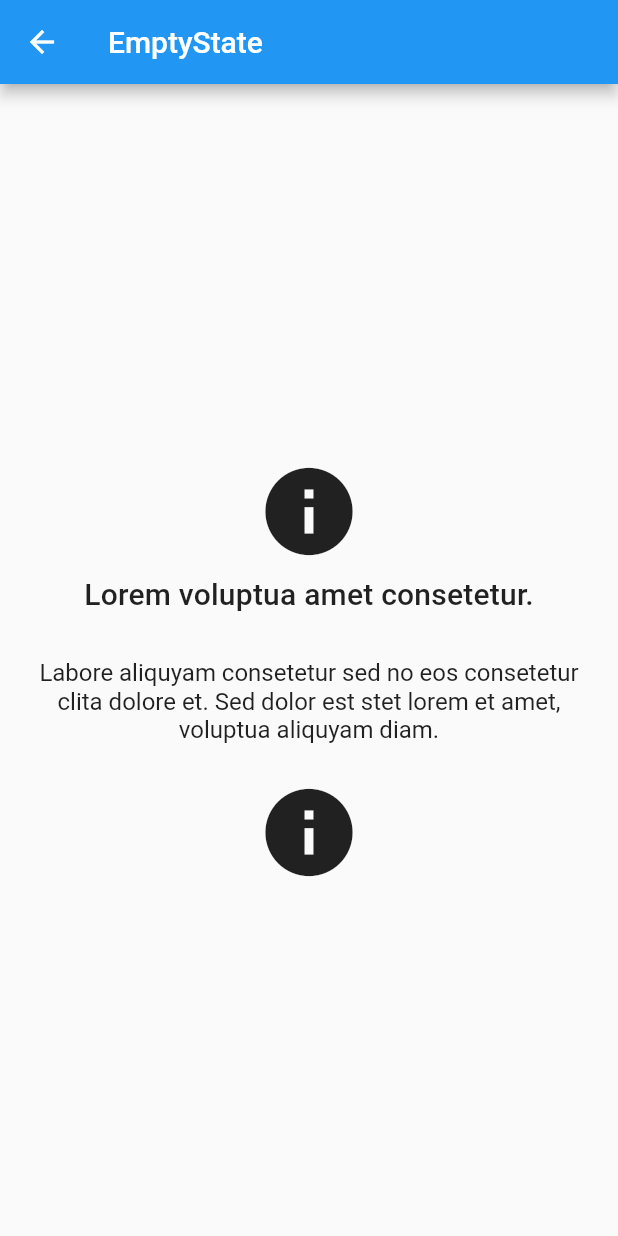
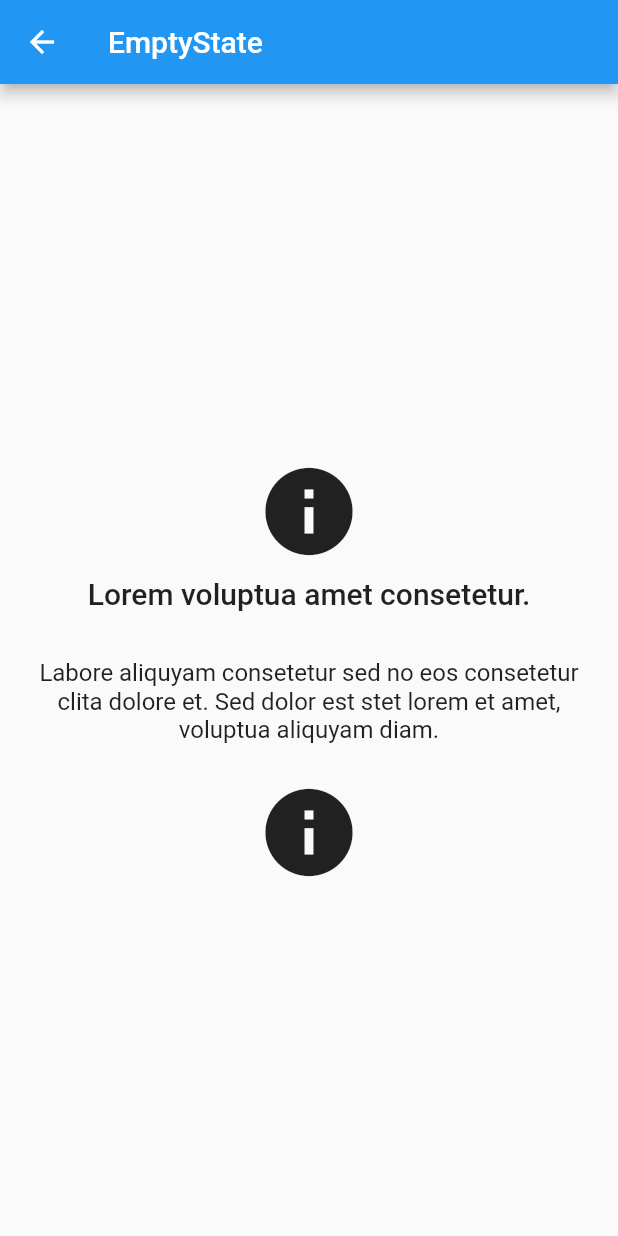
Before and after one commit to jheimes-silveira/js_ui_components, a Flutter app: the screen it shows after launch, after a tap on "EmptyState", on a phone screen of 412 x 824 dp. Run offline on Flutter 3.47's test engine with Material 2 defaults, Android fonts, the phone set to English and light mode, and no system bars; our stand-ins replace cached_network_image, chips_choice, flutter_spinkit, mobx, octo_image, pull_to_refresh and 1 more; generated files the repository leaves out were written again.

Commit message:
remover jstext, opção desnecessaria

```diff
--- a/lib/js_ui_components.dart
+++ b/lib/js_ui_components.dart
@@ -1,7 +1,6 @@
 library js_ui_components;
 
 //Componenetes
-export 'package:js_ui_components/src/widgets/js_text/js_text.dart';
 export 'package:js_ui_components/src/widgets/js_button/js_button.dart';
 export 'package:js_ui_components/src/widgets/js_network_image.dart';
 export 'package:js_ui_components/src/widgets/js_empty_state.dart';
@@ -22,12 +21,3 @@ export 'package:js_ui_components/src/widgets/js_card_chips_choice.dart';
 export 'package:js_ui_components/src/widgets/js_app_bar_action_progress.dart';
 export 'package:js_ui_components/src/model/paginator.dart';
 export 'package:js_ui_components/src/model/observable_paginator.dart';
-
-//Text Style Theme
-export 'package:js_ui_components/src/widgets/js_text/text_style/js_text_style.dart';
-export 'package:js_ui_components/src/widgets/js_text/text_style/js_text_style_body1.dart';
-export 'package:js_ui_components/src/widgets/js_text/text_style/js_text_style_body2.dart';
-export 'package:js_ui_components/src/widgets/js_text/text_style/js_text_style_caption.dart';
-export 'package:js_ui_components/src/widgets/js_text/text_style/js_text_style_headline4.dart';
-export 'package:js_ui_components/src/widgets/js_text/text_style/js_text_style_headline5.dart';
-export 'package:js_ui_components/src/widgets/js_text/text_style/js_text_style_headline6.dart';
--- a/lib/src/widgets/js_button/js_button_elevated.dart
+++ b/lib/src/widgets/js_button/js_button_elevated.dart
@@ -83,7 +83,7 @@ class JsButtonElevated extends StatelessWidget {
     if (text != null)
       return Container(
         alignment: Alignment.center,
-        child: JsText(text),
+        child: Text(text),
       );
 
     return null;
--- a/lib/src/widgets/js_button/js_button_outlined.dart
+++ b/lib/src/widgets/js_button/js_button_outlined.dart
@@ -56,7 +56,7 @@ class JsButtonOutlined extends StatelessWidget {
     if (text != null)
       return Container(
         alignment: Alignment.center,
-        child: JsText(text),
+        child: Text(text),
       );
 
     return null;
--- a/lib/src/widgets/js_button/js_button_text.dart
+++ b/lib/src/widgets/js_button/js_button_text.dart
@@ -56,7 +56,7 @@ class JsButtonText extends StatelessWidget {
     if (text != null)
       return Container(
         alignment: Alignment.center,
-        child: JsText(text),
+        child: Text(text),
       );
 
     return null;
--- a/lib/src/widgets/js_empty_state.dart
+++ b/lib/src/widgets/js_empty_state.dart
@@ -1,6 +1,4 @@
 import 'package:flutter/material.dart';
-
-import '../../js_ui_components.dart';
 
 class JsEmptyState extends StatelessWidget {
   final String title;
@@ -54,15 +52,16 @@ class JsEmptyState extends StatelessWidget {
       padding: EdgeInsets.only(
         bottom: 32,
       ),
-      child: JsText.headline6(
+      child: Text(
         title,
         textAlign: TextAlign.center,
+        style: Theme.of(context).textTheme.headline6,
       ),
     );
   }
 
   Widget _buildSubtitle(BuildContext context) {
-    return JsText(
+    return Text(
       subtitle,
       style: Theme.of(context).textTheme.subtitle1,
       textAlign: TextAlign.center,
--- a/lib/src/widgets/js_scaffold.dart
+++ b/lib/src/widgets/js_scaffold.dart
@@ -5,6 +5,8 @@ import '../../js_ui_components.dart';
 class JsScaffold extends StatelessWidget {
   final AppBar appBar;
   final Widget body;
+  final Widget widgetLoading;
+  final Widget widgetEmptyState;
   final bool loading;
   final String emptyState;
   final String error;
@@ -16,6 +18,8 @@ class JsScaffold extends StatelessWidget {
     this.loading,
     this.emptyState,
     this.error,
+    this.widgetLoading,
+    this.widgetEmptyState,
   }) : super(key: key);
 
   @override
--- a/lib/src/widgets/js_text/js_text.dart
+++ /dev/null
@@ -1,233 +0,0 @@
-import 'dart:ui' as ui show TextHeightBehavior;
-
-import 'package:flutter/material.dart';
-import 'package:js_ui_components/js_ui_components.dart';
-import 'package:js_ui_components/src/widgets/js_text/text_style/js_text_style_caption.dart';
-
-import 'text_style/js_text_style_body1.dart';
-import 'text_style/js_text_style_body2.dart';
-import 'text_style/js_text_style_headline4.dart';
-
-class JsText extends StatelessWidget {
-  final String data;
-
-  final TextStyle style;
-
-  final StrutStyle strutStyle;
-
-  final TextAlign textAlign;
-
-  final TextDirection textDirection;
-
-  final Locale locale;
-
-  final bool softWrap;
-
-  final TextOverflow overflow;
-
-  final double textScaleFactor;
-
-  final int maxLines;
-
-  final String semanticsLabel;
-
-  final TextWidthBasis textWidthBasis;
-
-  final Color textColor;
-
-  final ui.TextHeightBehavior textHeightBehavior;
-
-  JsText(
-    this.data, {
-    Key key,
-    this.style,
-    this.strutStyle,
-    this.textAlign,
-    this.textDirection,
-    this.locale,
-    this.softWrap,
-    this.overflow,
-    this.textScaleFactor,
-    this.maxLines,
-    this.semanticsLabel,
-    this.textWidthBasis,
-    this.textHeightBehavior,
-    this.textColor,
-  }) {
-    JsText.body1(
-      data,
-      key: key,
-      style: style,
-      strutStyle: strutStyle,
-      textAlign: textAlign,
-      textDirection: textDirection,
-      locale: locale,
-      softWrap: softWrap,
-      overflow: overflow,
-      textScaleFactor: textScaleFactor,
-      maxLines: maxLines,
-      semanticsLabel: semanticsLabel,
-      textWidthBasis: textWidthBasis,
-      textHeightBehavior: textHeightBehavior,
-    );
-  }
-
-  JsText.body1(
-    this.data, {
-    Key key,
-    TextStyle style,
-    this.strutStyle,
-    this.textAlign,
-    this.textDirection,
-    this.locale,
-    this.softWrap,
-    this.overflow,
-    this.textScaleFactor,
-    this.maxLines,
-    this.semanticsLabel,
-    this.textWidthBasis,
-    this.textHeightBehavior,
-    this.textColor,
-  }) : this.style = _getStyle(
-          JsTextStyleBody1.themeDefault,
-          style,
-          textColor,
-        );
-
-  JsText.body2(
-    this.data, {
-    Key key,
-    TextStyle style,
-    this.strutStyle,
-    this.textAlign,
-    this.textDirection,
-    this.locale,
-    this.softWrap,
-    this.overflow,
-    this.textScaleFactor,
-    this.maxLines,
-    this.semanticsLabel,
-    this.textWidthBasis,
-    this.textHeightBehavior,
-    this.textColor,
-  }) : this.style = style == null
-            ? JsTextStyleBody2.themeDefault.textStyle.copyWith(
-                color: textColor,
-              )
-            : style;
-
-  JsText.caption(
-    this.data, {
-    Key key,
-    TextStyle style,
-    this.strutStyle,
-    this.textAlign,
-    this.textDirection,
-    this.locale,
-    this.softWrap,
-    this.overflow,
-    this.textScaleFactor,
-    this.maxLines,
-    this.semanticsLabel,
-    this.textWidthBasis,
-    this.textHeightBehavior,
-    this.textColor,
-  }) : this.style = style == null
-            ? JsTextStyleCaption.themeDefault.textStyle.copyWith(
-                color: textColor,
-              )
-            : style;
-
-  JsText.headline4(
-    this.data, {
-    Key key,
-    TextStyle style,
-    this.strutStyle,
-    this.textAlign,
-    this.textDirection,
-    this.locale,
-    this.softWrap,
-    this.overflow,
-    this.textScaleFactor,
-    this.maxLines,
-    this.semanticsLabel,
-    this.textWidthBasis,
-    this.textHeightBehavior,
-    this.textColor,
-  }) : this.style = style == null
-            ? JsTextStyleHeadline4.themeDefault.textStyle.copyWith(
-                color: textColor,
-              )
-            : style;
-
-  JsText.headline5(
-    this.data, {
-    Key key,
-    TextStyle style,
-    this.strutStyle,
-    this.textAlign,
-    this.textDirection,
-    this.locale,
-    this.softWrap,
-    this.overflow,
-    this.textScaleFactor,
-    this.maxLines,
-    this.semanticsLabel,
-    this.textWidthBasis,
-    this.textHeightBehavior,
-    this.textColor,
-  }) : this.style = _getStyle(
-          JsTextStyleHeadline5.themeDefault,
-          style,
-          textColor,
-        );
-
-  JsText.headline6(
-    this.data, {
-    Key key,
-    TextStyle style,
-    this.strutStyle,
-    this.textAlign,
-    this.textDirection,
-    this.locale,
-    this.softWrap,
-    this.overflow,
-    this.textScaleFactor,
-    this.maxLines,
-    this.semanticsLabel,
-    this.textWidthBasis,
-    this.textHeightBehavior,
-    this.textColor,
-  }) : this.style = _getStyle(
-          JsTextStyleHeadline6.themeDefault,
-          style,
-          textColor,
-        );
-
-  @override
-  Widget build(BuildContext context) {
-    return Text(
-      data ?? "",
-      style: style,
-      strutStyle: strutStyle,
-      textAlign: textAlign,
-      textDirection: textDirection,
-      locale: locale,
-      softWrap: softWrap,
-      overflow: overflow,
-      textScaleFactor: textScaleFactor,
-      maxLines: maxLines,
-      semanticsLabel: semanticsLabel,
-      textWidthBasis: textWidthBasis,
-      textHeightBehavior: textHeightBehavior,
-    );
-  }
-
-  static _getStyle(JsTextStyle jsTextStyle, TextStyle style, Color textColor) {
-    return style == null
-        ? jsTextStyle.textStyle.copyWith(
-            color: textColor,
-          )
-        : style;
-  }
-}
--- a/lib/src/widgets/js_text/text_style/js_text_style.dart
+++ /dev/null
@@ -1,23 +0,0 @@
-import 'package:flutter/material.dart';
-
-abstract class JsTextStyle {
-  final double fontSize;
-  final double letterSpacing;
-  final FontWeight fontWeight;
-  final Color color;
-  JsTextStyle({
-    double fontSize,
-    double letterSpacing,
-    FontWeight fontWeight,
-    this.color,
-  })  : this.fontSize = (fontSize == null) ? 12 : fontSize,
-        this.letterSpacing = (letterSpacing == null) ? 0.4 : letterSpacing,
-        this.fontWeight = (fontWeight == null) ? FontWeight.normal : fontWeight;
-
-  TextStyle get textStyle => TextStyle(
-        fontSize: fontSize,
-        letterSpacing: letterSpacing,
-        fontWeight: fontWeight,
-        color: color,
-      );
-}
--- a/lib/src/widgets/js_text/text_style/js_text_style_body1.dart
+++ /dev/null
@@ -1,17 +0,0 @@
-import 'package:flutter/material.dart';
-import 'package:js_ui_components/src/widgets/js_text/text_style/js_text_style.dart';
-
-class JsTextStyleBody1 extends JsTextStyle {
-  static JsTextStyleBody1 themeDefault = JsTextStyleBody1();
-  JsTextStyleBody1({
-    double fontSize,
-    double letterSpacing,
-    FontWeight fontWeight,
-    Color color,
-  }) : super(
-          fontSize: (fontSize == null) ? 16.0 : fontSize,
-          letterSpacing: (letterSpacing == null) ? 0.5 : letterSpacing,
-          fontWeight: (fontWeight == null) ? FontWeight.normal : fontWeight,
-          color: color,
-        );
-}
--- a/lib/src/widgets/js_text/text_style/js_text_style_body2.dart
+++ /dev/null
@@ -1,17 +0,0 @@
-import 'package:flutter/material.dart';
-import 'package:js_ui_components/src/widgets/js_text/text_style/js_text_style.dart';
-
-class JsTextStyleBody2 extends JsTextStyle {
-  static JsTextStyleBody2 themeDefault = JsTextStyleBody2();
-  JsTextStyleBody2({
-    double fontSize,
-    double letterSpacing,
-    FontWeight fontWeight,
-    Color color,
-  }) : super(
-          fontSize: (fontSize == null) ? 14.0 : fontSize,
-          letterSpacing: (letterSpacing == null) ? 0.25 : letterSpacing,
-          fontWeight: (fontWeight == null) ? FontWeight.normal : fontWeight,
-          color: color,
-        );
-}
--- a/lib/src/widgets/js_text/text_style/js_text_style_caption.dart
+++ /dev/null
@@ -1,17 +0,0 @@
-import 'package:flutter/material.dart';
-import 'package:js_ui_components/src/widgets/js_text/text_style/js_text_style.dart';
-
-class JsTextStyleCaption extends JsTextStyle {
-  static JsTextStyleCaption themeDefault = JsTextStyleCaption();
-  JsTextStyleCaption({
-    double fontSize,
-    double letterSpacing,
-    FontWeight fontWeight,
-    Color color,
-  }) : super(
-          fontSize: (fontSize == null) ? 12.0 : fontSize,
-          letterSpacing: (letterSpacing == null) ? 0.4 : letterSpacing,
-          fontWeight: (fontWeight == null) ? FontWeight.normal : fontWeight,
-          color: color,
-        );
-}
--- a/lib/src/widgets/js_text/text_style/js_text_style_headline4.dart
+++ /dev/null
@@ -1,17 +0,0 @@
-import 'package:flutter/material.dart';
-import 'package:js_ui_components/src/widgets/js_text/text_style/js_text_style.dart';
-
-class JsTextStyleHeadline4 extends JsTextStyle {
-  static JsTextStyleHeadline4 themeDefault = JsTextStyleHeadline4();
-  JsTextStyleHeadline4({
-    double fontSize,
-    double letterSpacing,
-    FontWeight fontWeight,
-    Color color,
-  }) : super(
-          fontSize: (fontSize == null) ? 34.0 : fontSize,
-          letterSpacing: (letterSpacing == null) ? 0.25 : letterSpacing,
-          fontWeight: (fontWeight == null) ? FontWeight.normal : fontWeight,
-          color: color,
-        );
-}
--- a/lib/src/widgets/js_text/text_style/js_text_style_headline5.dart
+++ /dev/null
@@ -1,17 +0,0 @@
-import 'package:flutter/material.dart';
-import 'package:js_ui_components/src/widgets/js_text/text_style/js_text_style.dart';
-
-class JsTextStyleHeadline5 extends JsTextStyle {
-  static JsTextStyleHeadline5 themeDefault = JsTextStyleHeadline5();
-  JsTextStyleHeadline5({
-    double fontSize,
-    double letterSpacing,
-    FontWeight fontWeight,
-    Color color,
-  }) : super(
-          fontSize: (fontSize == null) ? 24.0 : fontSize,
-          letterSpacing: (letterSpacing == null) ? 0.0 : letterSpacing,
-          fontWeight: (fontWeight == null) ? FontWeight.normal : fontWeight,
-          color: color,
-        );
-}
--- a/lib/src/widgets/js_text/text_style/js_text_style_headline6.dart
+++ /dev/null
@@ -1,17 +0,0 @@
-import 'package:flutter/material.dart';
-import 'package:js_ui_components/src/widgets/js_text/text_style/js_text_style.dart';
-
-class JsTextStyleHeadline6 extends JsTextStyle {
-  static JsTextStyleHeadline6 themeDefault = JsTextStyleHeadline6();
-  JsTextStyleHeadline6({
-    double fontSize,
-    double letterSpacing,
-    FontWeight fontWeight,
-    Color color,
-  }) : super(
-          fontSize: (fontSize == null) ? 20.0 : fontSize,
-          letterSpacing: (letterSpacing == null) ? 0.15 : letterSpacing,
-          fontWeight: (fontWeight == null) ? FontWeight.w500 : fontWeight,
-          color: color,
-        );
-}
```
